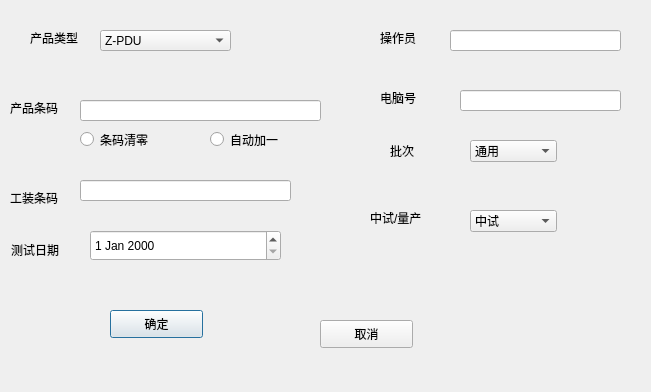
The window that IDC_TestSystem/common/testcom/serialnumtestdlg.ui (ChinaClever/IDC_TestSystem) describes before a commit, drawn with Qt 5.
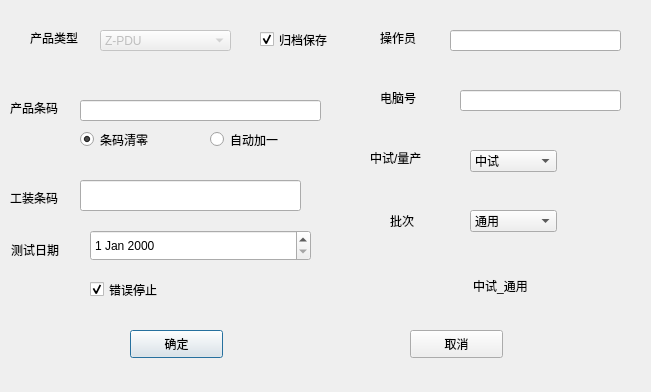
The same window after the commit.

```diff
--- a/IDC_TestSystem/common/testcom/serialnumtestdlg.ui
+++ b/IDC_TestSystem/common/testcom/serialnumtestdlg.ui
@@ -27,6 +27,9 @@
    </property>
   </widget>
   <widget class="QComboBox" name="typeComboBox">
+   <property name="enabled">
+    <bool>false</bool>
+   </property>
    <property name="geometry">
     <rect>
      <x>100</x>
@@ -112,8 +115,8 @@
     <rect>
      <x>80</x>
      <y>180</y>
-     <width>211</width>
-     <height>21</height>
+     <width>221</width>
+     <height>31</height>
     </rect>
    </property>
   </widget>
@@ -142,6 +145,9 @@
    <property name="text">
     <string>条码清零</string>
    </property>
+   <property name="checked">
+    <bool>true</bool>
+   </property>
   </widget>
   <widget class="QRadioButton" name="addRadioButton">
    <property name="geometry">
@@ -160,7 +166,7 @@
    <property name="geometry">
     <rect>
      <x>470</x>
-     <y>210</y>
+     <y>150</y>
      <width>87</width>
      <height>22</height>
     </rect>
@@ -185,7 +191,7 @@
    <property name="geometry">
     <rect>
      <x>370</x>
-     <y>210</y>
+     <y>150</y>
      <width>72</width>
      <height>15</height>
     </rect>
@@ -198,7 +204,7 @@
    <property name="geometry">
     <rect>
      <x>470</x>
-     <y>140</y>
+     <y>210</y>
      <width>87</width>
      <height>22</height>
     </rect>
@@ -243,7 +249,7 @@
    <property name="geometry">
     <rect>
      <x>390</x>
-     <y>140</y>
+     <y>210</y>
      <width>72</width>
      <height>21</height>
     </rect>
@@ -293,7 +299,7 @@
     <rect>
      <x>90</x>
      <y>230</y>
-     <width>191</width>
+     <width>221</width>
      <height>31</height>
     </rect>
    </property>
@@ -301,8 +307,8 @@
   <widget class="QPushButton" name="okBtn">
    <property name="geometry">
     <rect>
-     <x>110</x>
-     <y>310</y>
+     <x>130</x>
+     <y>330</y>
      <width>93</width>
      <height>28</height>
     </rect>
@@ -314,8 +320,8 @@
   <widget class="QPushButton" name="cancelBtn">
    <property name="geometry">
     <rect>
-     <x>320</x>
-     <y>320</y>
+     <x>410</x>
+     <y>330</y>
      <width>93</width>
      <height>28</height>
     </rect>
@@ -324,6 +330,54 @@
     <string>取消</string>
    </property>
   </widget>
+  <widget class="QLabel" name="statusLab">
+   <property name="geometry">
+    <rect>
+     <x>380</x>
+     <y>260</y>
+     <width>241</width>
+     <height>51</height>
+    </rect>
+   </property>
+   <property name="text">
+    <string>中试_通用</string>
+   </property>
+   <property name="alignment">
+    <set>Qt::AlignCenter</set>
+   </property>
+  </widget>
+  <widget class="QCheckBox" name="errStopCheckBox">
+   <property name="geometry">
+    <rect>
+     <x>90</x>
+     <y>280</y>
+     <width>111</width>
+     <height>19</height>
+    </rect>
+   </property>
+   <property name="text">
+    <string>错误停止</string>
+   </property>
+   <property name="checked">
+    <bool>true</bool>
+   </property>
+  </widget>
+  <widget class="QCheckBox" name="saveCheckBox">
+   <property name="geometry">
+    <rect>
+     <x>260</x>
+     <y>30</y>
+     <width>91</width>
+     <height>19</height>
+    </rect>
+   </property>
+   <property name="text">
+    <string>归档保存</string>
+   </property>
+   <property name="checked">
+    <bool>true</bool>
+   </property>
+  </widget>
  </widget>
  <resources/>
  <connections/>
```
Left out of the diff: 4 changed lines with no effect on the pictures.
